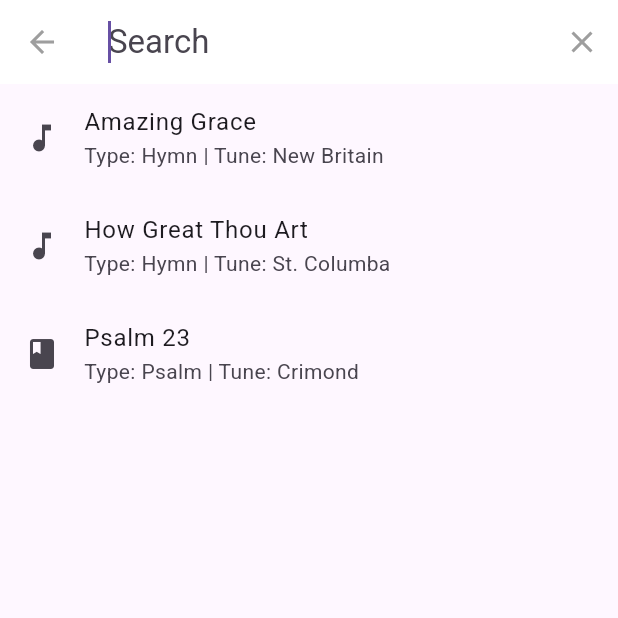
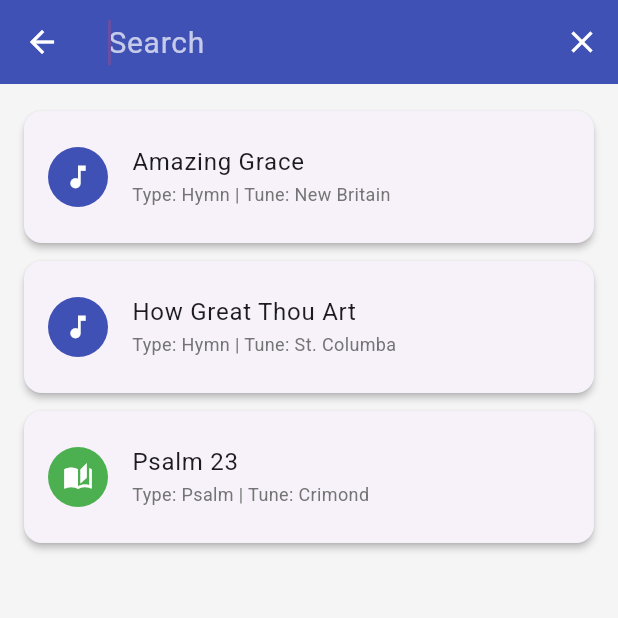
Before and after one commit to Gibsonodoka/Hymns-and-Psalms, a Flutter app: the screen it shows after launch, after a tap on the "search" icon, on a phone screen of 412 x 824 dp, the top half of it. Run offline on Flutter 3.47's test engine with Material 3 defaults, Android fonts, the phone set to English and light mode, and no system bars; our stand-ins replace shared_preferences.

Commit message:
improved home screen UI

```diff
--- a/lib/screens/home_screen.dart
+++ b/lib/screens/home_screen.dart
@@ -69,46 +69,127 @@ class _HomeContentState extends State<HomeContent> {
 
     return Scaffold(
       appBar: AppBar(
-        title: const Text('Hymn & Psalm App'),
+        title: const Text(
+          'Hymn & Psalm',
+          style: TextStyle(
+            fontFamily: 'Roboto',
+            fontSize: 22,
+            fontWeight: FontWeight.w600,
+            color: Colors.white,
+          ),
+        ),
+        flexibleSpace: Container(
+          decoration: const BoxDecoration(
+            gradient: LinearGradient(
+              colors: [Color(0xFF3F51B5), Color(0xFF2196F3)],
+              begin: Alignment.topLeft,
+              end: Alignment.bottomRight,
+            ),
+          ),
+        ),
+        elevation: 0,
         actions: [
           IconButton(
-            icon: const Icon(Icons.search),
+            icon: const Icon(Icons.search, color: Colors.white, size: 26),
             onPressed: () async {
               final query = await showSearch(context: context, delegate: HomeSearchDelegate(items));
               if (query != null) {
                 setState(() => _searchQuery = query);
               }
             },
+            tooltip: 'Search Hymns & Psalms',
           ),
         ],
       ),
-      body: ListView.builder(
-        padding: const EdgeInsets.all(16),
+      body: Container(
+        decoration: BoxDecoration(
+          gradient: LinearGradient(
+            colors: [Colors.grey[100]!, Colors.white],
+            begin: Alignment.topCenter,
+            end: Alignment.bottomCenter,
+          ),
+        ),
+        child: filteredItems.isEmpty
+            ? Center(
+                child: Text(
+                  'No results found',
+                  style: TextStyle(
+                    fontFamily: 'Roboto',
+                    fontSize: 18,
+                    color: Colors.grey[600],
+                  ),
+                ),
+              )
+            : ListView.builder(
+                padding: const EdgeInsets.symmetric(horizontal: 16, vertical: 12),
                 itemCount: filteredItems.length,
                 itemBuilder: (context, index) {
                   final item = filteredItems[index];
                   final isHymn = item['type'] == 'Hymn';
                   final hymn = item['data'] as Hymn;
-          return Card(
-            elevation: 2,
-            margin: const EdgeInsets.symmetric(vertical: 8),
-            child: ListTile(
-              leading: Icon(
-                isHymn ? Icons.music_note : Icons.book,
-                color: Theme.of(context).primaryColor,
-                size: 28,
-              ),
-              title: Text(hymn.title, style: const TextStyle(fontSize: 18)),
-              subtitle: Text('Type: ${item['type']} | Tune: ${hymn.tune}'),
+                  return GestureDetector(
                     onTap: () => Navigator.push(
                       context,
                       MaterialPageRoute(
                         builder: (context) => HymnDetailScreen(hymn: hymn),
                       ),
                     ),
+                    child: Card(
+                      elevation: 3,
+                      shape: RoundedRectangleBorder(
+                        borderRadius: BorderRadius.circular(16),
+                      ),
+                      margin: const EdgeInsets.symmetric(vertical: 8),
+                      child: Container(
+                        decoration: BoxDecoration(
+                          borderRadius: BorderRadius.circular(16),
+                          gradient: LinearGradient(
+                            colors: isHymn
+                                ? [const Color(0xFFE8EAF6), Colors.white]
+                                : [const Color(0xFFF1F8E9), Colors.white],
+                            begin: Alignment.topLeft,
+                            end: Alignment.bottomRight,
+                          ),
+                        ),
+                        child: ListTile(
+                          contentPadding: const EdgeInsets.symmetric(horizontal: 16, vertical: 12),
+                          leading: CircleAvatar(
+                            radius: 24,
+                            backgroundColor: isHymn ? const Color(0xFF3F51B5) : const Color(0xFF4CAF50),
+                            child: Icon(
+                              isHymn ? Icons.music_note : Icons.auto_stories,
+                              color: Colors.white,
+                              size: 24,
+                            ),
+                          ),
+                          title: Text(
+                            hymn.title,
+                            style: const TextStyle(
+                              fontFamily: 'Roboto',
+                              fontSize: 18,
+                              fontWeight: FontWeight.w500,
+                              color: Colors.black87,
+                            ),
+                          ),
+                          subtitle: Text(
+                            'Type: ${item['type']} | Tune: ${hymn.tune}',
+                            style: TextStyle(
+                              fontFamily: 'Roboto',
+                              fontSize: 14,
+                              color: Colors.grey[600],
+                            ),
+                          ),
+                          trailing: Icon(
+                            Icons.arrow_forward_ios,
+                            size: 18,
+                            color: Colors.grey[400],
+                          ),
+                        ),
+                      ),
                     ),
                   );
                 },
+              ),
       ),
     );
   }
@@ -121,13 +202,43 @@ class HomeSearchDelegate extends SearchDelegate {
   HomeSearchDelegate(this.items);
 
   @override
+  ThemeData appBarTheme(BuildContext context) {
+    return Theme.of(context).copyWith(
+      appBarTheme: const AppBarTheme(
+        backgroundColor: Color(0xFF3F51B5),
+        elevation: 0,
+        titleTextStyle: TextStyle(
+          fontFamily: 'Roboto',
+          color: Colors.white,
+          fontSize: 20,
+          fontWeight: FontWeight.w600,
+        ),
+      ),
+      inputDecorationTheme: const InputDecorationTheme(
+        hintStyle: TextStyle(fontFamily: 'Roboto', color: Colors.white70),
+        border: InputBorder.none,
+      ),
+      textTheme: Theme.of(context).textTheme.copyWith(
+        titleLarge: const TextStyle(
+          fontFamily: 'Roboto',
+          color: Colors.white,
+          fontSize: 20,
+        ),
+      ),
+    );
+  }
+
+  @override
   List<Widget>? buildActions(BuildContext context) => [
-        IconButton(icon: const Icon(Icons.clear), onPressed: () => query = ''),
+        IconButton(
+          icon: const Icon(Icons.clear, color: Colors.white),
+          onPressed: () => query = '',
+        ),
       ];
 
   @override
   Widget? buildLeading(BuildContext context) => IconButton(
-        icon: const Icon(Icons.arrow_back),
+        icon: const Icon(Icons.arrow_back, color: Colors.white),
         onPressed: () => close(context, null),
       );
 
@@ -141,16 +252,46 @@ class HomeSearchDelegate extends SearchDelegate {
       return hymn.title.toLowerCase().contains(query.toLowerCase());
     }).toList();
 
-    return ListView.builder(
+    return Container(
+      color: Colors.grey[100],
+      child: ListView.builder(
+        padding: const EdgeInsets.symmetric(horizontal: 16, vertical: 12),
         itemCount: filtered.length,
         itemBuilder: (context, index) {
           final item = filtered[index];
           final isHymn = item['type'] == 'Hymn';
           final hymn = item['data'] as Hymn;
-        return ListTile(
-          leading: Icon(isHymn ? Icons.music_note : Icons.book),
-          title: Text(hymn.title),
-          subtitle: Text('Type: ${item['type']} | Tune: ${hymn.tune}'),
+          return Card(
+            elevation: 2,
+            shape: RoundedRectangleBorder(borderRadius: BorderRadius.circular(12)),
+            margin: const EdgeInsets.symmetric(vertical: 6),
+            child: ListTile(
+              contentPadding: const EdgeInsets.symmetric(horizontal: 16, vertical: 8),
+              leading: CircleAvatar(
+                radius: 20,
+                backgroundColor: isHymn ? const Color(0xFF3F51B5) : const Color(0xFF4CAF50),
+                child: Icon(
+                  isHymn ? Icons.music_note : Icons.auto_stories,
+                  color: Colors.white,
+                  size: 20,
+                ),
+              ),
+              title: Text(
+                hymn.title,
+                style: const TextStyle(
+                  fontFamily: 'Roboto',
+                  fontSize: 16,
+                  fontWeight: FontWeight.w500,
+                ),
+              ),
+              subtitle: Text(
+                'Type: ${item['type']} | Tune: ${hymn.tune}',
+                style: TextStyle(
+                  fontFamily: 'Roboto',
+                  fontSize: 12,
+                  color: Colors.grey[600],
+                ),
+              ),
               onTap: () {
                 close(context, hymn.title);
                 Navigator.push(
@@ -158,8 +299,10 @@ class HomeSearchDelegate extends SearchDelegate {
                   MaterialPageRoute(builder: (context) => HymnDetailScreen(hymn: hymn)),
                 );
               },
+            ),
           );
         },
+      ),
     );
   }
 }
```
Also changed, not shown: assets/fonts/Poppins-Medium.ttf (added), assets/fonts/Poppins-SemiBold.ttf (added). Lines whose indentation alone changed are shown as unchanged.
